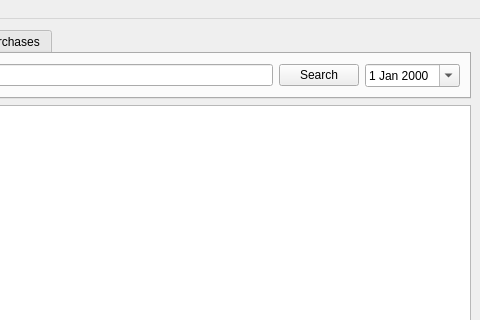
Above: src/mainwindow.ui from nicmorais/PySimpleSale before the change; both pictures show x 320 to 800 and y 0 to 320 of the 800 by 600 pixel window. Below: the same form after it.
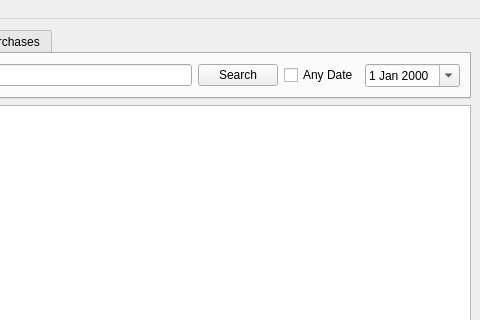
That is the form after the change. The open tabs and pages were chosen to show the change. Icons and pictures are not drawn.

Commit message: Add CustomerWidget, SaleWidget

```diff
--- a/src/mainwindow.ui
+++ b/src/mainwindow.ui
@@ -146,6 +146,13 @@
           </property>
          </widget>
         </item>
+        <item>
+         <widget class="QCheckBox" name="searchSaleCheckBox">
+          <property name="text">
+           <string>Any Date</string>
+          </property>
+         </widget>
+        </item>
         <item>
          <widget class="QDateEdit" name="searchSaleDateEdit">
           <property name="calendarPopup">
```
Left out of the diff: 37 changed lines with no effect on the pictures. The commit also changes 9 other files.
